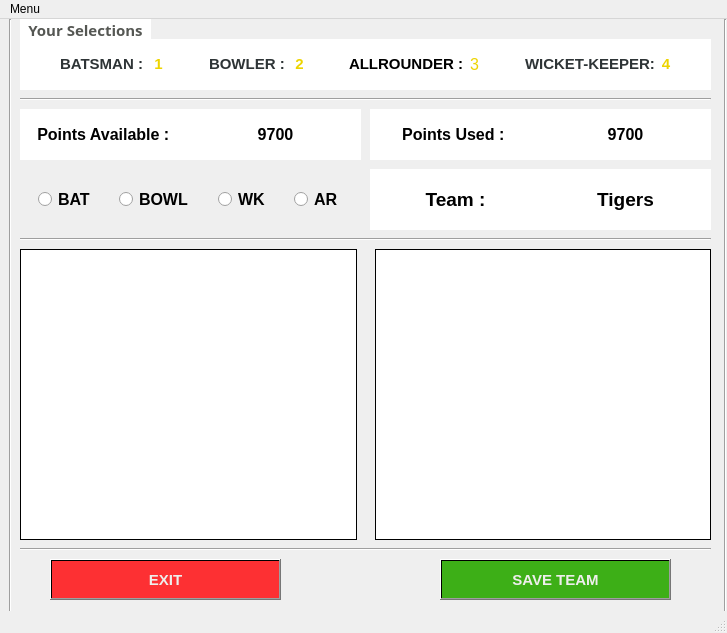
Before: the Qt Designer form Final_project/Layout.ui in SeekerHub/Intershala-Python, drawn with Qt 5.
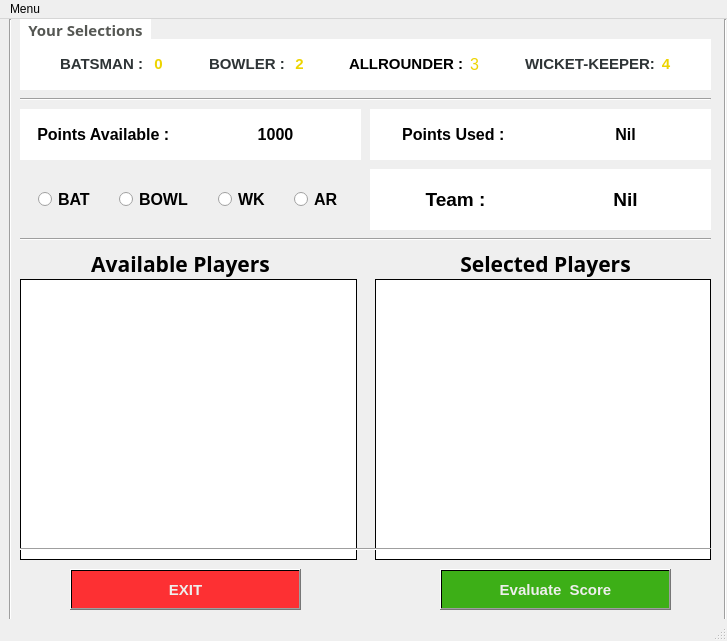
After: the same form once the commit is applied.

What changed in the file:
```diff
--- a/Final_project/Layout.ui
+++ b/Final_project/Layout.ui
@@ -7,7 +7,7 @@
     <x>0</x>
     <y>0</y>
     <width>727</width>
-    <height>633</height>
+    <height>641</height>
    </rect>
   </property>
   <property name="maximumSize">
@@ -60,7 +60,7 @@
      <item>
       <widget class="QLabel" name="label_10">
        <property name="text">
-        <string>&lt;html&gt;&lt;head/&gt;&lt;body&gt;&lt;p align=&quot;center&quot;&gt;&lt;span style=&quot; font-size:11pt; font-weight:600; color:#edd400;&quot;&gt;1&lt;/span&gt;&lt;/p&gt;&lt;/body&gt;&lt;/html&gt;</string>
+        <string>&lt;html&gt;&lt;head/&gt;&lt;body&gt;&lt;p align=&quot;center&quot;&gt;&lt;span style=&quot; font-size:11pt; font-weight:600; color:#edd400;&quot;&gt;0&lt;/span&gt;&lt;/p&gt;&lt;/body&gt;&lt;/html&gt;</string>
        </property>
       </widget>
      </item>
@@ -167,9 +167,9 @@
     <property name="geometry">
      <rect>
       <x>20</x>
-      <y>230</y>
+      <y>260</y>
       <width>691</width>
-      <height>291</height>
+      <height>281</height>
      </rect>
     </property>
     <layout class="QHBoxLayout" name="horizontalLayout_3">
@@ -244,7 +244,7 @@
 padding: 0px 0px 0px 0px;</string>
     </property>
     <property name="text">
-     <string>&lt;html&gt;&lt;head/&gt;&lt;body&gt;&lt;p align=&quot;center&quot;&gt;&lt;span style=&quot; font-size:12pt; font-weight:600;&quot;&gt;9700&lt;/span&gt;&lt;/p&gt;&lt;/body&gt;&lt;/html&gt;</string>
+     <string>&lt;html&gt;&lt;head/&gt;&lt;body&gt;&lt;p align=&quot;center&quot;&gt;1000&lt;/p&gt;&lt;/body&gt;&lt;/html&gt;</string>
     </property>
    </widget>
    <widget class="QLabel" name="label_11">
@@ -295,7 +295,7 @@
 padding: 0px 0px 0px 0px;</string>
     </property>
     <property name="text">
-     <string>&lt;html&gt;&lt;head/&gt;&lt;body&gt;&lt;p align=&quot;center&quot;&gt;&lt;span style=&quot; font-size:12pt; font-weight:600;&quot;&gt;9700&lt;/span&gt;&lt;/p&gt;&lt;/body&gt;&lt;/html&gt;</string>
+     <string>&lt;html&gt;&lt;head/&gt;&lt;body&gt;&lt;p align=&quot;center&quot;&gt;Nil&lt;/p&gt;&lt;/body&gt;&lt;/html&gt;</string>
     </property>
    </widget>
    <widget class="QLabel" name="label_12">
@@ -368,7 +368,7 @@
      <string notr="true">background-color: qlineargradient(spread:reflect, x1:0, y1:0, x2:0.983, y2:1, stop:0 rgba(255, 255, 255, 255));</string>
     </property>
     <property name="text">
-     <string>&lt;html&gt;&lt;head/&gt;&lt;body&gt;&lt;p align=&quot;center&quot;&gt;Tigers&lt;/p&gt;&lt;/body&gt;&lt;/html&gt;</string>
+     <string>&lt;html&gt;&lt;head/&gt;&lt;body&gt;&lt;p align=&quot;center&quot;&gt;Nil&lt;/p&gt;&lt;/body&gt;&lt;/html&gt;</string>
     </property>
    </widget>
    <widget class="Line" name="line_3">
@@ -555,7 +555,7 @@
     <property name="geometry">
      <rect>
       <x>440</x>
-      <y>540</y>
+      <y>550</y>
       <width>231</width>
       <height>41</height>
      </rect>
@@ -573,14 +573,14 @@
 color: rgb(238, 238, 236);</string>
     </property>
     <property name="text">
-     <string>SAVE TEAM</string>
+     <string>Evaluate  Score</string>
     </property>
    </widget>
    <widget class="QPushButton" name="pb_1">
     <property name="geometry">
      <rect>
-      <x>50</x>
-      <y>540</y>
+      <x>70</x>
+      <y>550</y>
       <width>231</width>
       <height>41</height>
      </rect>
@@ -666,6 +666,48 @@
      <enum>Qt::Vertical</enum>
     </property>
    </widget>
+   <widget class="QLabel" name="label_3">
+    <property name="geometry">
+     <rect>
+      <x>80</x>
+      <y>230</y>
+      <width>201</width>
+      <height>31</height>
+     </rect>
+    </property>
+    <property name="font">
+     <font>
+      <family>Raleway</family>
+      <pointsize>11</pointsize>
+      <weight>75</weight>
+      <bold>true</bold>
+     </font>
+    </property>
+    <property name="text">
+     <string>&lt;html&gt;&lt;head/&gt;&lt;body&gt;&lt;p align=&quot;center&quot;&gt;&lt;span style=&quot; font-size:16pt;&quot;&gt;Available Players&lt;/span&gt;&lt;/p&gt;&lt;/body&gt;&lt;/html&gt;</string>
+    </property>
+   </widget>
+   <widget class="QLabel" name="label_17">
+    <property name="geometry">
+     <rect>
+      <x>440</x>
+      <y>230</y>
+      <width>211</width>
+      <height>31</height>
+     </rect>
+    </property>
+    <property name="font">
+     <font>
+      <family>Raleway</family>
+      <pointsize>10</pointsize>
+      <weight>75</weight>
+      <bold>true</bold>
+     </font>
+    </property>
+    <property name="text">
+     <string>&lt;html&gt;&lt;head/&gt;&lt;body&gt;&lt;p align=&quot;center&quot;&gt;&lt;span style=&quot; font-size:16pt;&quot;&gt;Selected Players&lt;/span&gt;&lt;/p&gt;&lt;/body&gt;&lt;/html&gt;</string>
+    </property>
+   </widget>
   </widget>
   <widget class="QMenuBar" name="menubar">
    <property name="geometry">
```
